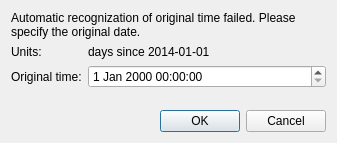
Qt form libs/geodata/netcdf/geodatanetcdfimporterdateselectdialog.ui (i-RIC/prepost-gui) before a commit.
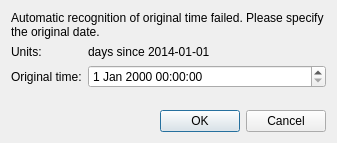
The same form after that commit.

Commit message: Changed 'recognization' to 'recognition' in: "Automatic recognization of original time failed. Please specify the original date."

The edit to the form file:
```diff
--- a/libs/geodata/netcdf/geodatanetcdfimporterdateselectdialog.ui
+++ b/libs/geodata/netcdf/geodatanetcdfimporterdateselectdialog.ui
@@ -17,7 +17,7 @@
    <item>
     <widget class="QLabel" name="warningLabel">
      <property name="text">
-      <string>Automatic recognization of original time failed. Please specify the original date.</string>
+      <string>Automatic recognition of original time failed. Please specify the original date.</string>
      </property>
      <property name="wordWrap">
       <bool>true</bool>
```
The commit also changes 9 other files.
